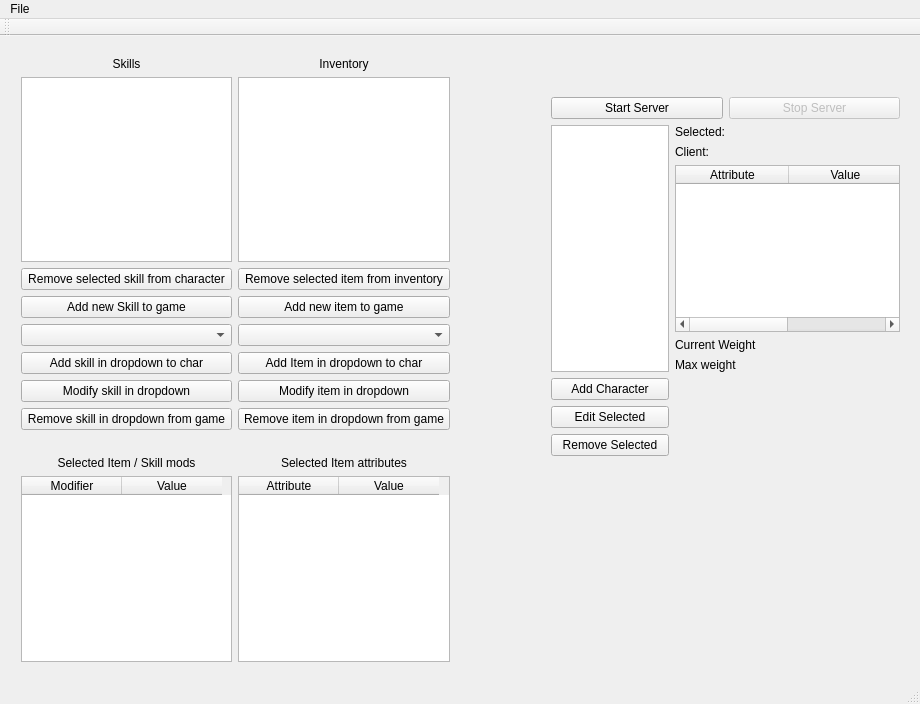
Old version of the form Server/serverwindow.ui in the repository ROLL-E/roll-e.
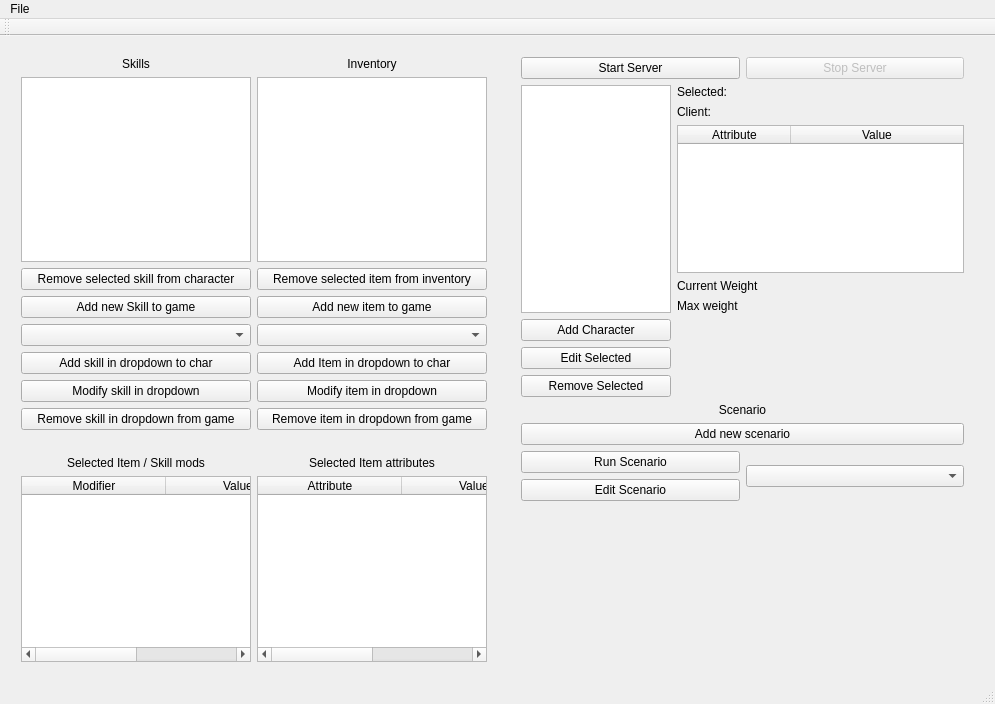
New version of the form.

Commit message: Added scenario handling in gui and fixed client_IPlabel bug. Added test scenario to main.cc

Patch:
```diff
--- a/Server/serverwindow.ui
+++ b/Server/serverwindow.ui
@@ -6,7 +6,7 @@
    <rect>
     <x>0</x>
     <y>0</y>
-    <width>920</width>
+    <width>995</width>
     <height>704</height>
    </rect>
   </property>
@@ -19,7 +19,7 @@
      <rect>
       <x>10</x>
       <y>10</y>
-      <width>451</width>
+      <width>488</width>
       <height>627</height>
      </rect>
     </property>
@@ -210,6 +210,12 @@
        </item>
        <item>
         <widget class="QTableWidget" name="entity_tableWidget">
+         <attribute name="horizontalHeaderDefaultSectionSize">
+          <number>144</number>
+         </attribute>
+         <attribute name="horizontalHeaderStretchLastSection">
+          <bool>true</bool>
+         </attribute>
          <column>
           <property name="text">
            <string>Modifier</string>
@@ -254,6 +260,12 @@
        </item>
        <item>
         <widget class="QTableWidget" name="tableWidget">
+         <attribute name="horizontalHeaderDefaultSectionSize">
+          <number>144</number>
+         </attribute>
+         <attribute name="horizontalHeaderStretchLastSection">
+          <bool>true</bool>
+         </attribute>
          <column>
           <property name="text">
            <string>Attribute</string>
@@ -273,10 +285,10 @@
    <widget class="QWidget" name="verticalLayoutWidget">
     <property name="geometry">
      <rect>
-      <x>540</x>
-      <y>50</y>
-      <width>371</width>
-      <height>381</height>
+      <x>510</x>
+      <y>10</y>
+      <width>465</width>
+      <height>466</height>
      </rect>
     </property>
     <layout class="QVBoxLayout" name="verticalLayout_5">
@@ -369,7 +381,7 @@
            <item>
             <widget class="QLabel" name="label">
              <property name="sizePolicy">
-              <sizepolicy hsizetype="Fixed" vsizetype="Preferred">
+              <sizepolicy hsizetype="Maximum" vsizetype="Preferred">
                <horstretch>0</horstretch>
                <verstretch>0</verstretch>
               </sizepolicy>
@@ -411,7 +423,7 @@
            <item>
             <widget class="QLabel" name="label_3">
              <property name="sizePolicy">
-              <sizepolicy hsizetype="Fixed" vsizetype="Preferred">
+              <sizepolicy hsizetype="Maximum" vsizetype="Preferred">
                <horstretch>0</horstretch>
                <verstretch>0</verstretch>
               </sizepolicy>
@@ -461,7 +473,7 @@
            <item row="0" column="0">
             <widget class="QLabel" name="label_7">
              <property name="sizePolicy">
-              <sizepolicy hsizetype="Fixed" vsizetype="Preferred">
+              <sizepolicy hsizetype="Maximum" vsizetype="Preferred">
                <horstretch>0</horstretch>
                <verstretch>0</verstretch>
               </sizepolicy>
@@ -480,6 +492,12 @@
            </item>
            <item row="1" column="0">
             <widget class="QLabel" name="label_2">
+             <property name="sizePolicy">
+              <sizepolicy hsizetype="Maximum" vsizetype="Preferred">
+               <horstretch>0</horstretch>
+               <verstretch>0</verstretch>
+              </sizepolicy>
+             </property>
              <property name="text">
               <string>Max weight</string>
              </property>
@@ -498,6 +516,48 @@
        </item>
       </layout>
      </item>
+     <item>
+      <widget class="QLabel" name="label_6">
+       <property name="text">
+        <string>Scenario</string>
+       </property>
+       <property name="alignment">
+        <set>Qt::AlignCenter</set>
+       </property>
+      </widget>
+     </item>
+     <item>
+      <widget class="QPushButton" name="scenario_addButton">
+       <property name="text">
+        <string>Add new scenario</string>
+       </property>
+      </widget>
+     </item>
+     <item>
+      <layout class="QHBoxLayout" name="horizontalLayout_5">
+       <item>
+        <layout class="QVBoxLayout" name="verticalLayout_11">
+         <item>
+          <widget class="QPushButton" name="scenario_runButton">
+           <property name="text">
+            <string>Run Scenario</string>
+           </property>
+          </widget>
+         </item>
+         <item>
+          <widget class="QPushButton" name="scenario_editButton">
+           <property name="text">
+            <string>Edit Scenario</string>
+           </property>
+          </widget>
+         </item>
+        </layout>
+       </item>
+       <item>
+        <widget class="QComboBox" name="scenario_comboBox"/>
+       </item>
+      </layout>
+     </item>
     </layout>
    </widget>
   </widget>
@@ -506,8 +566,8 @@
     <rect>
      <x>0</x>
      <y>0</y>
-     <width>920</width>
-     <height>21</height>
+     <width>995</width>
+     <height>20</height>
     </rect>
    </property>
    <widget class="QMenu" name="menuFile">
```
The commit also changes 10 other files.
